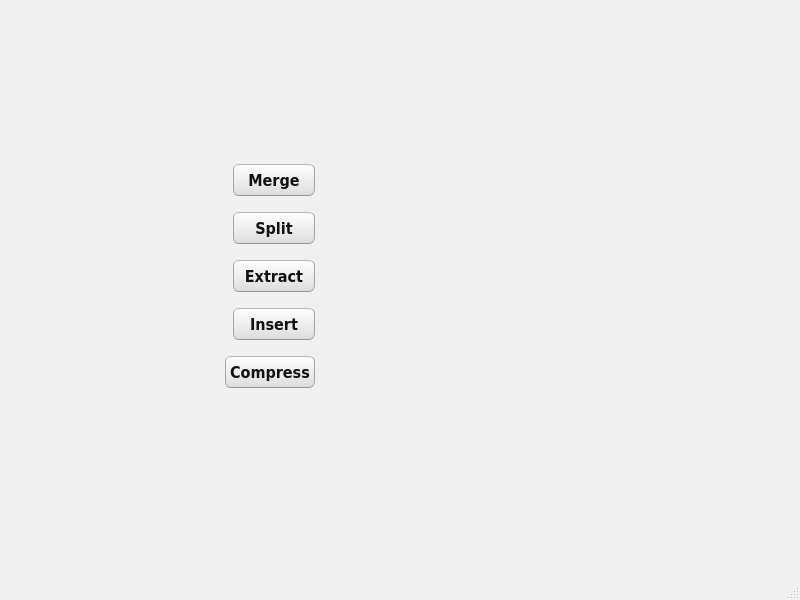
Above: mainwindow.ui from FATelarico/PDFutils before the change. Below: the same form after it.
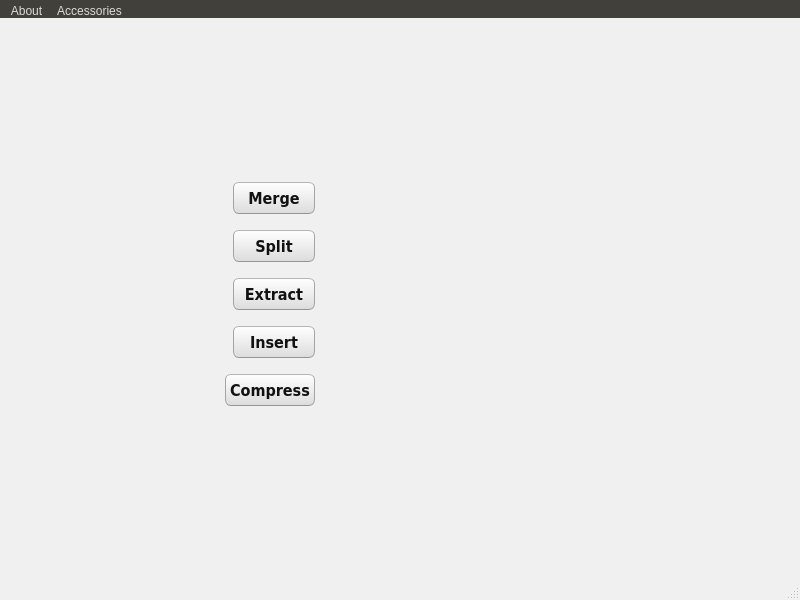
That is the form after the change. Icons and pictures are not drawn.

The edit to the form file:
```diff
--- a/mainwindow.ui
+++ b/mainwindow.ui
@@ -1153,7 +1153,7 @@
   </widget>
   <widget class="QMenuBar" name="menubar">
    <property name="enabled">
-    <bool>false</bool>
+    <bool>true</bool>
    </property>
    <property name="geometry">
     <rect>
@@ -1163,6 +1163,29 @@
      <height>19</height>
     </rect>
    </property>
+   <widget class="QMenu" name="menuAbout">
+    <property name="title">
+     <string>About</string>
+    </property>
+    <widget class="QMenu" name="menuVerify_updates">
+     <property name="title">
+      <string>Version 0.2.0-alpha</string>
+     </property>
+     <addaction name="link00c"/>
+     <addaction name="link00"/>
+    </widget>
+    <addaction name="menuVerify_updates"/>
+    <addaction name="link00a"/>
+   </widget>
+   <widget class="QMenu" name="menuAccessories">
+    <property name="title">
+     <string>Accessories</string>
+    </property>
+    <addaction name="link00d"/>
+    <addaction name="link00e"/>
+   </widget>
+   <addaction name="menuAbout"/>
+   <addaction name="menuAccessories"/>
   </widget>
   <widget class="QStatusBar" name="statusbar"/>
  </widget>
```
Left out of the diff: 39 changed lines with no effect on the pictures.
